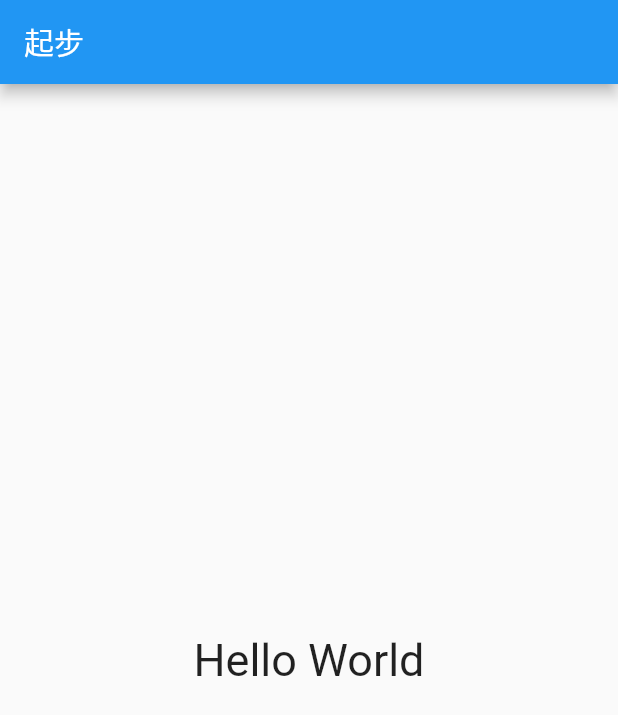
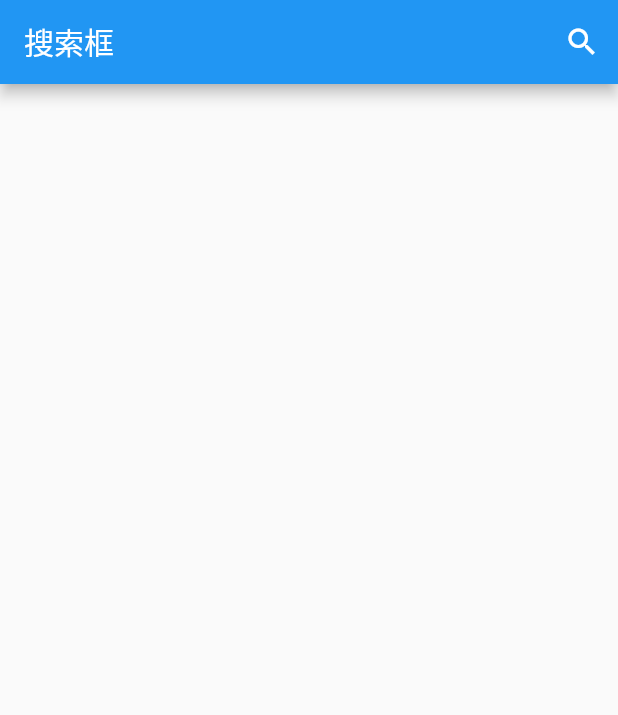
Before and after one commit to cxblovecw/Flutter, a Flutter app: the screen it shows after launch, on a phone screen of 412 x 824 dp. Shown: the top 715 px of the screen. Run offline on Flutter 3.47's test engine with Material 2 defaults, Android fonts, the phone set to English and light mode, and no system bars.

Commit message:
searchBar

```diff
--- /dev/null
+++ b/lib/data.dart
@@ -0,0 +1,16 @@
+const search=[
+  '好好学习',
+  '天天向上',
+  '不是不报',
+  '时候未到',
+  '天生我材必有用',
+  '千金散尽还复来',
+  '王者荣耀',
+  '英雄联盟',
+];
+
+const recentSearch=[
+  '最近搜索1',
+  '最近搜索2'
+];
+const MyApp={};
--- a/lib/main.dart
+++ b/lib/main.dart
@@ -1,21 +1,17 @@
-import "package:flutter/material.dart";
-main(List<String> args) {
-  runApp(App());
-}
+import 'package:flutter/material.dart';
+import 'package:flutter2/searchBar.dart';
 
-class App extends StatelessWidget{
+void main()=>runApp(MyApp());
+
+class MyApp extends StatelessWidget {
+  const MyApp({Key key}) : super(key: key);
+
   @override
   Widget build(BuildContext context) {
     return MaterialApp(
-      title:'我是标题',
-      home: Scaffold(
-        appBar: AppBar(
-          title:Text("起步")
-        ),
-        body: Center(
-         child:Text('Hello World',style: TextStyle(fontSize:30),)
-        ),
-      ),
+      title: "SearchBar",
+      theme: ThemeData.light(),
+      home: SearchBar(),
     );
+  }
 }
-}
--- /dev/null
+++ b/lib/searchBar.dart
@@ -0,0 +1,84 @@
+import 'package:flutter/material.dart';
+import 'package:flutter2/data.dart';
+import 'data.dart';
+
+class SearchBar extends StatelessWidget {
+  @override
+  Widget build(BuildContext context) {
+    return Scaffold(
+      appBar:AppBar(
+        title: Text('搜索框'),
+        actions: <Widget>[
+          IconButton(icon:Icon(Icons.search), onPressed: (){
+           showSearch(context:context, delegate: SearchBarDelegate());
+          })
+        ],
+      ),
+
+    );
+  }
+}
+
+class SearchBarDelegate extends SearchDelegate{
+  @override
+  List<Widget> buildActions(BuildContext context) {
+    // TODO: implement buildActions
+    return [
+        IconButton(icon: Icon(Icons.clear), onPressed: (){
+          query="";
+        })
+    ];
+  }
+
+  @override
+  Widget buildLeading(BuildContext context) {
+    return IconButton(icon:AnimatedIcon(icon: AnimatedIcons.menu_arrow, progress: transitionAnimation), onPressed: (){
+        close(context, null);
+    });
+    // return IconButton(icon:AnimatedIcon(icon: AnimatedIcons.menu_arrow,), onPressed: (){
+    //   close(context, null);
+    // });
+  }
+
+  @override
+  Widget buildResults(BuildContext context) {
+    return Container(
+      width:100,
+      height: 100,
+      child: Card(
+        color:Colors.redAccent,
+        child:Center(
+          child:Text(query)
+        )
+      ),
+    );
+  }
+
+  @override
+  Widget buildSuggestions(BuildContext context) {
+    // TODO: implement buildSuggestions
+    final suggestionList=query.isEmpty?recentSearch:search.where((input)=>input.startsWith(query)).toList();
+    return ListView.builder(
+      itemCount: suggestionList.length,
+      itemBuilder: (context,index){
+        return ListTile(
+          title:RichText(
+            text: TextSpan(
+              text: suggestionList[index].substring(0,query.length),style: TextStyle(
+              color:Colors.redAccent
+              ),
+              children: [
+                TextSpan(
+                  text:suggestionList[index].substring(query.length),
+                  style: TextStyle(
+                    color:Colors.grey
+                  )
+                )
+              ]
+          ))
+        );
+      },
+    );
+  }
+
+}
```
Also changed, not shown: 1 other file.
